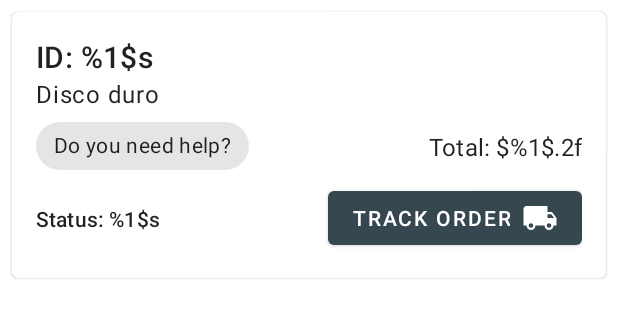
After one commit to Bikcodeh/Nilo-Partner, an Android app: the layout item_order.xml on its own in the app's theme, with its tools: preview values and no code run, on a phone screen of 412 x 824 dp. The commit adds this screen. Shown: the top 318 px of the screen. Run offline under Robolectric (Android 15) with nearby library versions, the phone set to English and light mode, and no system bars.

Commit message:
implements display orders made by clients

```diff
--- a/app/src/main/AndroidManifest.xml
+++ b/app/src/main/AndroidManifest.xml
@@ -1,6 +1,7 @@
 <?xml version="1.0" encoding="utf-8"?>
 <manifest xmlns:android="http://schemas.android.com/apk/res/android"
     package="com.bikcode.nilopartner">
+
     <uses-permission android:name="android.permission.INTERNET" />
 
     <application
@@ -10,6 +11,9 @@
         android:roundIcon="@mipmap/ic_launcher_round"
         android:supportsRtl="true"
         android:theme="@style/Theme.NiloPartner">
+        <activity
+            android:name=".presentation.ui.activity.OrderActivity"
+            android:exported="true" />
         <activity
             android:name=".presentation.ui.activity.MainActivity"
             android:exported="true">
--- a/app/src/main/java/com/bikcode/nilopartner/presentation/ui/activity/MainActivity.kt
+++ b/app/src/main/java/com/bikcode/nilopartner/presentation/ui/activity/MainActivity.kt
@@ -1,5 +1,6 @@
 package com.bikcode.nilopartner.presentation.ui.activity
 
+import android.content.Intent
 import android.os.Bundle
 import android.view.Menu
 import android.view.MenuItem
@@ -194,6 +195,7 @@ class MainActivity : AppCompatActivity(), OnProductListener, MainAux {
                         }
                     }
             }
+            R.id.action_history -> startActivity(Intent(this, OrderActivity::class.java))
         }
         return super.onOptionsItemSelected(item)
     }
--- a/app/src/main/java/com/bikcode/nilopartner/presentation/util/Constants.kt
+++ b/app/src/main/java/com/bikcode/nilopartner/presentation/util/Constants.kt
@@ -3,4 +3,5 @@ package com.bikcode.nilopartner.presentation.util
 object Constants {
     const val PRODUCTS_COLLECTION = "products"
     const val PATH_PRODUCTS_IMAGES = "product_images"
+    const val REQUESTS_COLLECTION = "requests"
 }
--- /dev/null
+++ b/app/src/main/res/drawable/ic_local_shipping.xml
@@ -0,0 +1,10 @@
+<vector xmlns:android="http://schemas.android.com/apk/res/android"
+    android:width="24dp"
+    android:height="24dp"
+    android:viewportWidth="24"
+    android:viewportHeight="24"
+    android:tint="?attr/colorControlNormal">
+  <path
+      android:fillColor="@android:color/white"
+      android:pathData="M20,8h-3L17,4L3,4c-1.1,0 -2,0.9 -2,2v11h2c0,1.66 1.34,3 3,3s3,-1.34 3,-3h6c0,1.66 1.34,3 3,3s3,-1.34 3,-3h2v-5l-3,-4zM6,18.5c-0.83,0 -1.5,-0.67 -1.5,-1.5s0.67,-1.5 1.5,-1.5 1.5,0.67 1.5,1.5 -0.67,1.5 -1.5,1.5zM19.5,9.5l1.96,2.5L17,12L17,9.5h2.5zM18,18.5c-0.83,0 -1.5,-0.67 -1.5,-1.5s0.67,-1.5 1.5,-1.5 1.5,0.67 1.5,1.5 -0.67,1.5 -1.5,1.5z"/>
+</vector>
--- /dev/null
+++ b/app/src/main/res/layout/item_order.xml
@@ -0,0 +1,77 @@
+<?xml version="1.0" encoding="utf-8"?>
+<com.google.android.material.card.MaterialCardView xmlns:android="http://schemas.android.com/apk/res/android"
+    android:layout_width="match_parent"
+    android:layout_height="wrap_content"
+    xmlns:app="http://schemas.android.com/apk/res-auto"
+    xmlns:tools="http://schemas.android.com/tools"
+    android:layout_margin="@dimen/common_padding_min">
+
+
+    <androidx.constraintlayout.widget.ConstraintLayout
+        android:layout_width="match_parent"
+        android:layout_height="wrap_content"
+        android:padding="@dimen/common_padding_default">
+
+        <com.google.android.material.button.MaterialButton
+            android:id="@+id/btnTrack"
+            android:layout_width="wrap_content"
+            android:layout_height="wrap_content"
+            android:text="@string/track_order"
+            app:icon="@drawable/ic_local_shipping"
+            app:iconGravity="textEnd"
+            app:layout_constraintEnd_toEndOf="parent"
+            app:layout_constraintBottom_toBottomOf="parent" />
+
+        <com.google.android.material.textview.MaterialTextView
+            android:id="@+id/tvStatus"
+            android:layout_width="0dp"
+            android:layout_height="wrap_content"
+            android:text="@string/status"
+            android:textAppearance="@style/TextAppearance.MaterialComponents.Subtitle2"
+            app:layout_constraintStart_toStartOf="parent"
+            app:layout_constraintEnd_toStartOf="@+id/btnTrack"
+            app:layout_constraintTop_toTopOf="@id/btnTrack"
+            app:layout_constraintBottom_toBottomOf="@id/btnTrack" />
+
+        <com.google.android.material.textview.MaterialTextView
+            android:id="@+id/tvId"
+            android:layout_width="0dp"
+            android:layout_height="wrap_content"
+            android:text="@string/order_id"
+            android:textAppearance="@style/TextAppearance.MaterialComponents.Headline6"
+            app:layout_constraintStart_toStartOf="parent"
+            app:layout_constraintEnd_toEndOf="parent"
+            app:layout_constraintTop_toTopOf="parent"/>
+
+        <com.google.android.material.textview.MaterialTextView
+            android:id="@+id/tvProductNames"
+            android:layout_width="0dp"
+            android:layout_height="wrap_content"
+            android:textAppearance="@style/TextAppearance.MaterialComponents.Body1"
+            app:layout_constraintStart_toStartOf="parent"
+            app:layout_constraintEnd_toEndOf="parent"
+            app:layout_constraintTop_toBottomOf="@+id/tvId"
+            tools:text="Disco duro"/>
+
+        <com.google.android.material.chip.Chip
+            android:id="@+id/chpChat"
+            android:layout_width="wrap_content"
+            android:layout_height="wrap_content"
+            android:text="@string/do_you_need_help"
+            app:layout_constraintStart_toStartOf="parent"
+            app:layout_constraintTop_toBottomOf="@+id/tvProductNames"
+            app:layout_constraintBottom_toTopOf="@+id/btnTrack"/>
+
+        <com.google.android.material.textview.MaterialTextView
+            android:id="@+id/tvTotalPrice"
+            android:layout_width="wrap_content"
+            android:layout_height="wrap_content"
+            android:textAppearance="@style/TextAppearance.MaterialComponents.Subtitle1"
+            android:text="@string/cart_full"
+            app:layout_constraintEnd_toEndOf="parent"
+            app:layout_constraintTop_toTopOf="@id/chpChat"
+            app:layout_constraintBottom_toBottomOf="@id/chpChat"/>
+
+    </androidx.constraintlayout.widget.ConstraintLayout>
+
+</com.google.android.material.card.MaterialCardView>
--- a/app/src/main/res/menu/menu_main.xml
+++ b/app/src/main/res/menu/menu_main.xml
@@ -4,4 +4,9 @@
     <item android:id="@+id/action_sign_out"
         android:title="Sign out"
         app:showAsAction="never" />
+    <item
+        android:id="@+id/action_history"
+        android:title=""
+        app:showAsAction="ifRoom"
+        android:icon="@drawable/ic_history" />
 </menu>
--- a/app/src/main/res/values/strings.xml
+++ b/app/src/main/res/values/strings.xml
@@ -16,4 +16,15 @@
     <string name="update_product">Update</string>
     <string name="product_updated">Product updated!</string>
     <string name="error_sending_image">An error has occurred uploading the image</string>
+    <string name="order_status_ordered">Ordered</string>
+    <string name="order_status_preparing">Preparing</string>
+    <string name="order_status_sent">Sent</string>
+    <string name="order_status_delivered">Delivered</string>
+    <string name="order_status_unknown">Unknown</string>
+    <string name="order_history">Order History</string>
+    <string name="cart_full">Total: $%1$.2f</string>
+    <string name="track_order">Track order</string>
+    <string name="status">Status: %1$s</string>
+    <string name="order_id">ID: %1$s</string>
+    <string name="do_you_need_help">Do you need help?</string>
 </resources>
```
Also changed, not shown: app/src/main/java/com/bikcode/nilopartner/data/model/OrderDTO.kt (added, +27 -0 lines), app/src/main/java/com/bikcode/nilopartner/data/model/ProductOrder.kt (added, +24 -0 lines), app/src/main/java/com/bikcode/nilopartner/presentation/adapter/OrderAdapter.kt (added, +76 -0 lines), app/src/main/java/com/bikcode/nilopartner/presentation/listeners/OnOrderListener.kt (added, +8 -0 lines), app/src/main/java/com/bikcode/nilopartner/presentation/listeners/OrderAux.kt (added, +7 -0 lines), app/src/main/java/com/bikcode/nilopartner/presentation/ui/activity/OrderActivity.kt (added, +62 -0 lines), app/src/main/res/drawable/ic_history.xml (added, +10 -0 lines), app/src/main/res/layout/activity_order.xml (added, +21 -0 lines), app/src/main/res/values/arrays.xml (added, +16 -0 lines).
